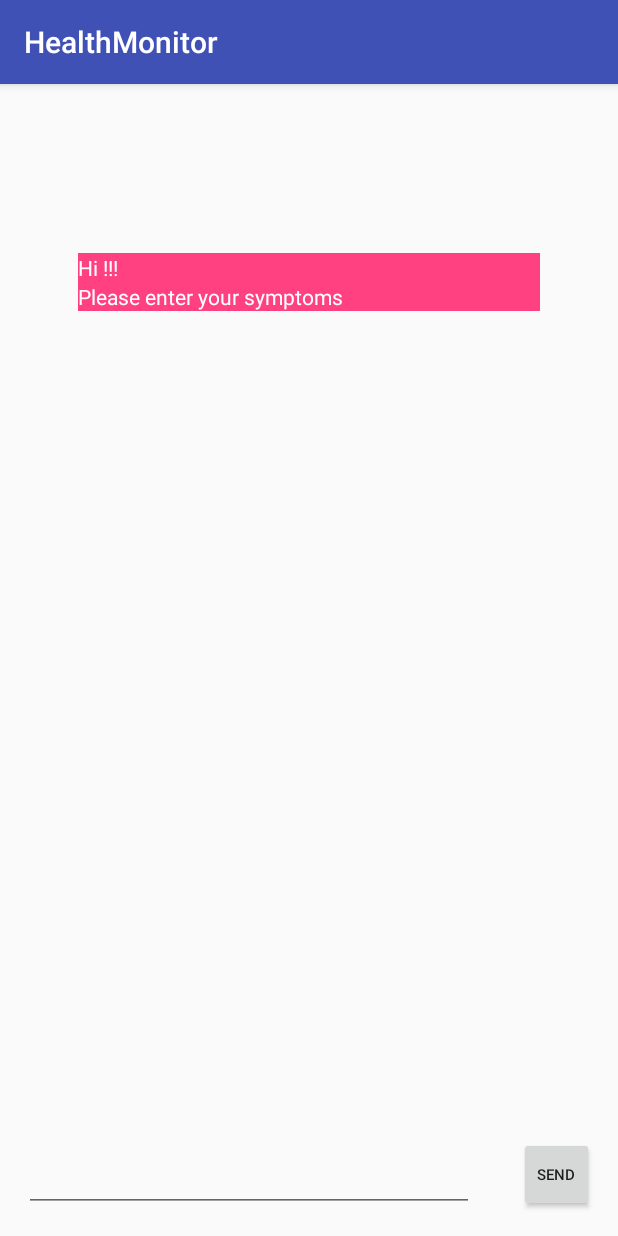
After one commit to Ruchir2908/Health_Monitor, an Android app: the ChatBotActivity screen opened directly, with no data from a screen before it, on a phone screen of 412 x 824 dp. The commit adds this screen. Run offline under Robolectric (Android 15) with nearby library versions, the phone set to English and light mode, and no system bars.

Commit message:
bot included

```diff
--- a/app/build.gradle
+++ b/app/build.gradle
@@ -30,6 +30,10 @@ dependencies {
     implementation 'com.google.android.gms:play-services-auth:16.0.1'
     implementation 'com.jjoe64:graphview:4.2.2'
 
+    implementation 'com.squareup.retrofit2:converter-gson:2.4.0'
+    implementation 'com.squareup.retrofit2:retrofit:2.4.0'
+    implementation 'com.android.support:recyclerview-v7:28.0.0'
+
     testImplementation 'junit:junit:4.12'
     androidTestImplementation 'com.android.support.test:runner:1.0.1'
     androidTestImplementation 'com.android.support.test.espresso:espresso-core:3.0.1'
--- a/app/src/main/AndroidManifest.xml
+++ b/app/src/main/AndroidManifest.xml
@@ -1,6 +1,8 @@
 <?xml version="1.0" encoding="utf-8"?>
 <manifest xmlns:android="http://schemas.android.com/apk/res/android"
     package="com.example.pksharma.healthmonitor">
+
+    <uses-permission android:name="android.permission.INTERNET"/>
 
     <application
         android:allowBackup="true"
@@ -20,6 +22,9 @@
             </intent-filter>
         </activity>
         <activity android:name=".showProgress"></activity>
+        <activity android:name=".ChatBotActivity"></activity>
+
+
     </application>
 
 </manifest>
--- /dev/null
+++ b/app/src/main/java/com/example/pksharma/healthmonitor/ApiClient.java
@@ -0,0 +1,31 @@
+package com.example.pksharma.healthmonitor;
+
+
+import retrofit2.Retrofit;
+import retrofit2.converter.gson.GsonConverterFactory;
+
+public class ApiClient {
+
+    private static Retrofit retrofit;
+    private static ChatbotService service;
+
+    public static Retrofit getRetrofit(){
+        if(retrofit==null){
+
+
+            Retrofit.Builder builder = new Retrofit.Builder()
+                    .baseUrl("https://api.infermedica.com/v2/")
+                    .addConverterFactory(GsonConverterFactory.create());
+            retrofit = builder.build();
+        }
+        return retrofit;
+    }
+
+    public static ChatbotService getService(){
+        if(service == null){
+            service = getRetrofit().create(ChatbotService.class);
+        }
+        return service;
+    }
+
+}
--- /dev/null
+++ b/app/src/main/java/com/example/pksharma/healthmonitor/ChatBotActivity.java
@@ -0,0 +1,230 @@
+package com.example.pksharma.healthmonitor;
+
+//import android.support.v7.app.AppCompatActivity;
+
+import android.annotation.SuppressLint;
+import android.os.Build;
+import android.support.annotation.RequiresApi;
+import android.support.v7.app.AppCompatActivity;
+import android.os.Bundle;
+import android.support.v7.widget.LinearLayoutManager;
+import android.support.v7.widget.RecyclerView;
+import android.util.Log;
+import android.view.View;
+import android.widget.Button;
+import android.widget.EditText;
+import android.widget.TextView;
+import android.widget.Toast;
+
+import java.util.ArrayList;
+import java.util.Collection;
+import java.util.Collections;
+import java.util.List;
+
+import okhttp3.RequestBody;
+import retrofit2.Call;
+import retrofit2.Callback;
+import retrofit2.Response;
+import retrofit2.Retrofit;
+
+
+public class ChatBotActivity extends AppCompatActivity{
+
+    RecyclerView messagesRecyclerView;
+    Button sendButton;
+    EditText typingEditText;
+    MessagesAdapter adapter;
+    Retrofit retrofit;
+    ChatbotService service;
+
+    ArrayList<String> messages = new ArrayList<>();
+    ArrayList<String> botMessages = new ArrayList<>();
+    ArrayList<String> userMessages = new ArrayList<>();
+    ArrayList<Mentions> mentions = new ArrayList<>();
+    ArrayList<String> conditionsMentionedId = new ArrayList<>();
+    ArrayList<Items> items = new ArrayList<>();
+    ArrayList<Conditions> conditions = new ArrayList<>();
+    ArrayList<Float> diseaseProbabilities = new ArrayList<>();
+
+    Diagnosis diagnosis = new Diagnosis();
+    Questions questions = new Questions();
+    Parse parsedData = new Parse();
+
+    String myMessage, commonNameDisease, nameDisease;
+    Boolean symptomEnterring = true, diagnos = false;
+    boolean questionsAsking = false;
+    int questionCounter = 5;
+    float probabilityDisease = (float)0.0;
+
+    @RequiresApi(api = Build.VERSION_CODES.JELLY_BEAN_MR1)
+    @Override
+    protected void onCreate(Bundle savedInstanceState) {
+        super.onCreate(savedInstanceState);
+        setContentView(R.layout.chatbot_layout);
+
+        messagesRecyclerView = findViewById(R.id.messagesRecyclerView);
+        sendButton = findViewById(R.id.sendButton);
+        typingEditText = findViewById(R.id.typingEditText);
+        sendButton = findViewById(R.id.sendButton);
+        adapter = new MessagesAdapter(messages,this);
+        messagesRecyclerView.setAdapter(adapter);
+        LinearLayoutManager manager = new LinearLayoutManager(this);
+        messagesRecyclerView.setLayoutManager(manager);
+
+        retrofit = ApiClient.getRetrofit();
+        service = ApiClient.getService();
+
+        messages.add("Hi !!!");
+        botMessages.add("Hi !!!");
+        messagesRecyclerView.setTextAlignment(View.TEXT_ALIGNMENT_VIEW_END);
+        adapter.notifyDataSetChanged();
+
+        messages.add("Please enter your symptoms");
+        botMessages.add("Please enter your symptoms");
+        messagesRecyclerView.setTextAlignment(View.TEXT_ALIGNMENT_VIEW_END);
+        adapter.notifyDataSetChanged();
+
+        sendButton.setOnClickListener(new View.OnClickListener() {
+            @Override
+            public void onClick(View view) {
+
+                myMessage = typingEditText.getText().toString();
+                Log.i("msg","r"+ myMessage);
+                messages.add(myMessage);
+                userMessages.add(myMessage);
+                adapter.notifyDataSetChanged();
+
+                if(myMessage.equals("No") || myMessage.equals("no") && symptomEnterring){
+                    Log.i("msg","1");
+                    symptomEnterring = false;
+                    questionsAsking = true;
+                    myMessage = "";
+                    messages.add("Ok!");
+                    botMessages.add("Ok!");
+                    adapter.notifyDataSetChanged();
+
+
+
+                    Diagnos(conditionsMentionedId);
+
+                }else if(symptomEnterring){
+                    Log.i("msg","2");
+                    String parseJson = "{ \"text\" : \"" + myMessage + "\"}";
+                    final RequestBody body = RequestBody.create(okhttp3.MediaType.parse("application/json; charset=utf-8"), parseJson);
+                    final Call<Parse> parseCall = service.postMessageForReply(body);
+                    parseCall.enqueue(new Callback<Parse>() {
+                        @Override
+                        public void onResponse(Call<Parse> call, Response<Parse> response) {
+                            if(response.body()!=null){
+                                parsedData = response.body();
+                                messages.add(parsedData.mentions.get(0).commonName + " noted. Anything else ?");
+                                Log.i("Parse",parsedData.mentions.get(0).commonName);
+                                botMessages.add(parsedData.mentions.get(0).commonName + " noted. Anything else ?");
+                                adapter.notifyDataSetChanged();
+
+                                mentions.addAll(parsedData.mentions);
+                                for(int i=0;i<mentions.size();i++){
+                                    conditionsMentionedId.add(mentions.get(i).id);
+                                }
+
+                            }else{
+                                messages.add("Smjh ni aya");
+                                botMessages.add("Smjh ni aya");
+                                adapter.notifyDataSetChanged();
+                            }
+                        }
+
+                        @Override
+                        public void onFailure(Call<Parse> call, Throwable t) {
+                            Toast.makeText(ChatBotActivity.this, "Parse Error", Toast.LENGTH_SHORT).show();
+                        }
+                    });
+                }else{
+                    Log.i("msg","3"+items.size());
+
+                    for(int i=0;i<items.size();i++){
+                        if(myMessage.equalsIgnoreCase(items.get(i).name)){
+                            conditionsMentionedId.add(items.get(i).id);
+                            Mentions mention = new Mentions();
+                            mention.id = items.get(i).id;
+                            mention.choiceId = "present";
+                            mentions.add(mention);
+                            Log.i("New",conditionsMentionedId.get(conditionsMentionedId.size()-1));
+                        }
+                    }
+                    for(int i=0;i<conditionsMentionedId.size();i++) {
+                        Log.i("CMID", i+" "+conditionsMentionedId.get(i));
+                    }
+                    Diagnos(conditionsMentionedId);
+                }
+            }
+        });
+    }
+
+    public void Diagnos(ArrayList<String> conditionsMentionedId){
+
+        if(questionCounter>0){
+
+            StringBuilder builder = new StringBuilder();
+            for(int i=0;i<mentions.size();i++){
+                Log.i("IDS", mentions.get(i).id + " " + mentions.get(i).commonName);
+                builder.append(mentions.get(i).id + " ");
+            }
+            messages.add(builder.toString());
+            adapter.notifyDataSetChanged();
+
+            StringBuilder diagnosisJson = new StringBuilder();
+            diagnosisJson.append("{  \"sex\": \"male\",  \"age\": 30,  \"evidence\": [");
+            for(int i=0;i<mentions.size();i++){
+                diagnosisJson.append("{ \"id\" : \""+mentions.get(i).id+"\", \"choice_id\" : \"present\" } ");
+                if(i!=mentions.size()-1){
+                    diagnosisJson.append(",");
+                }
+            }
+            diagnosisJson.append("]}");
+            Log.i("JSON", diagnosisJson.toString());
+
+            final RequestBody diagnosisBody = RequestBody.create(okhttp3.MediaType.parse("application/json; charset=utf-8"),diagnosisJson.toString());
+            Call<Diagnosis> diagnosisCall = service.postDiagnosis(diagnosisBody);
+            diagnosisCall.enqueue(new Callback<Diagnosis>() {
+                @Override
+                public void onResponse(Call<Diagnosis> call, Response<Diagnosis> response) {
+                    if(response.body()!=null){
+                        diagnosis = response.body();
+                        messages.add(diagnosis.question.text);
+                        questionCounter-=1;
+                        conditions.addAll(diagnosis.conditions);
+                        botMessages.add(diagnosis.question.text);
+                        items.clear();
+                        items.addAll(diagnosis.question.items);
+                        StringBuilder options = new StringBuilder();
+                        for(int i=0;i<items.size();i++){
+                            options.append((i+1) + items.get(i).name);
+                        }
+                        messages.add(options.toString());
+                        botMessages.add(options.toString());
+                        adapter.notifyDataSetChanged();
+                    }
+                }
+                @Override
+                public void onFailure(Call<Diagnosis> call, Throwable t) {
+
+                }
+            });
+
+        }else{
+            for(int i=0;i<conditions.size();i++){
+                if(conditions.get(i).probability>probabilityDisease){
+                    probabilityDisease = conditions.get(i).probability;
+                    commonNameDisease = conditions.get(i).commonName;
+                    nameDisease = conditions.get(i).name;
+                }
+            }
+            messages.add(commonNameDisease + " " + nameDisease + " " + probabilityDisease);
+            botMessages.add(commonNameDisease + " " + nameDisease + " " + probabilityDisease);
+        }
+
+
+    }
+
+}
--- /dev/null
+++ b/app/src/main/java/com/example/pksharma/healthmonitor/ChatbotService.java
@@ -0,0 +1,33 @@
+package com.example.pksharma.healthmonitor;
+
+
+import java.util.ArrayList;
+
+import okhttp3.RequestBody;
+import retrofit2.Call;
+import retrofit2.http.Body;
+import retrofit2.http.GET;
+import retrofit2.http.Header;
+import retrofit2.http.Headers;
+import retrofit2.http.POST;
+import retrofit2.http.Path;
+
+public interface ChatbotService {
+
+    @Headers({"App-id: 5be77a36", "App-Key: 76e24b650eee585d24913756cfa58f32"})
+    @GET("conditions")
+    Call<ArrayList<Conditions>> getConditions();
+
+    @Headers({"App-id: 5be77a36", "App-Key: 76e24b650eee585d24913756cfa58f32"})
+    @GET("conditions/{id}")
+    Call<Conditions> getCondition(@Path("id") String id);
+
+    @Headers({"App-id: 5be77a36", "App-Key: 76e24b650eee585d24913756cfa58f32"})
+    @POST("parse")
+    Call<Parse> postMessageForReply(@Body RequestBody body);
+
+    @Headers({"App-id: 5be77a36", "App-Key: 76e24b650eee585d24913756cfa58f32"})
+    @POST("diagnosis")
+    Call<Diagnosis> postDiagnosis(@Body RequestBody body);
+
+}
--- /dev/null
+++ b/app/src/main/java/com/example/pksharma/healthmonitor/Diagnosis.java
@@ -0,0 +1,16 @@
+package com.example.pksharma.healthmonitor;
+
+
+import com.google.gson.annotations.SerializedName;
+
+import java.util.ArrayList;
+
+public class Diagnosis {
+
+    Questions question;
+    ArrayList<Conditions> conditions = new ArrayList<>();
+    Extras extras;
+    @SerializedName("should_stop")
+    String shouldStop;
+
+}
--- /dev/null
+++ b/app/src/main/java/com/example/pksharma/healthmonitor/MessagesAdapter.java
@@ -0,0 +1,40 @@
+package com.example.pksharma.healthmonitor;
+
+import android.content.Context;
+import android.support.annotation.NonNull;
+import android.support.v7.widget.RecyclerView;
+import android.view.LayoutInflater;
+import android.view.View;
+import android.view.ViewGroup;
+
+import java.util.ArrayList;
+
+public class MessagesAdapter extends RecyclerView.Adapter<MessagesViewHolder> {
+
+    ArrayList<String> messages;
+    Context context;
+
+    public MessagesAdapter(ArrayList<String> messages, Context context) {
+        this.messages = messages;
+        this.context = context;
+    }
+
+    @NonNull
+    @Override
+    public MessagesViewHolder onCreateViewHolder(@NonNull ViewGroup viewGroup, int i) {
+        LayoutInflater inflater = (LayoutInflater)context.getSystemService(Context.LAYOUT_INFLATER_SERVICE);
+        View botRowLayout = inflater.inflate(R.layout.bot_row_layout,viewGroup,false);
+       // View userRowLayout = inflater.inflate(R.layout.user_chat_layout,viewGroup,false);
+        return new MessagesViewHolder(botRowLayout);
+    }
+
+    @Override
+    public void onBindViewHolder(@NonNull MessagesViewHolder messagesViewHolder, int i) {
+        messagesViewHolder.textView.setText(messages.get(i));
+    }
+
+    @Override
+    public int getItemCount() {
+        return messages.size();
+    }
+}
--- /dev/null
+++ b/app/src/main/java/com/example/pksharma/healthmonitor/MessagesViewHolder.java
@@ -0,0 +1,18 @@
+package com.example.pksharma.healthmonitor;
+
+import android.support.annotation.NonNull;
+import android.support.v7.widget.RecyclerView;
+import android.view.View;
+import android.widget.TextView;
+
+public class MessagesViewHolder extends RecyclerView.ViewHolder {
+
+    TextView textView;
+
+    public MessagesViewHolder(@NonNull View itemView) {
+        super(itemView);
+
+        textView = itemView.findViewById(R.id.textView);
+    }
+
+}
--- /dev/null
+++ b/app/src/main/java/com/example/pksharma/healthmonitor/Parse.java
@@ -0,0 +1,28 @@
+package com.example.pksharma.healthmonitor;
+
+
+import com.google.gson.annotations.SerializedName;
+
+import java.util.ArrayList;
+
+public class Parse {
+
+    ArrayList<Mentions> mentions;
+    ArrayList<String> tokens;
+    String obvious;
+
+}
+
+class Mentions{
+
+    String id;
+    String name;
+    @SerializedName("common_name")
+    String commonName;
+    String orth;
+    @SerializedName("choice_id")
+    String choiceId;
+    @SerializedName("head_position")
+    int headPosition;
+
+}
--- /dev/null
+++ b/app/src/main/java/com/example/pksharma/healthmonitor/Questions.java
@@ -0,0 +1,30 @@
+package com.example.pksharma.healthmonitor;
+
+import com.google.gson.annotations.SerializedName;
+
+import java.util.ArrayList;
+
+public class Questions {
+
+    String type;
+    String text;
+    @SerializedName("items")
+    ArrayList<Items> items = new ArrayList<>();
+    Extras extras;
+
+}
+
+class Items {
+
+    String id;
+    String name;
+    ArrayList<Choices> choices = new ArrayList<>();
+
+}
+
+class Choices {
+
+    String id;
+    String label;
+
+}
--- /dev/null
+++ b/app/src/main/res/layout/bot_row_layout.xml
@@ -0,0 +1,17 @@
+<?xml version="1.0" encoding="utf-8"?>
+<LinearLayout xmlns:android="http://schemas.android.com/apk/res/android"
+    android:orientation="vertical" android:layout_width="match_parent"
+    android:layout_height="wrap_content">
+
+    <TextView
+        android:id="@+id/textView"
+        android:layout_marginEnd="30dp"
+        android:layout_marginLeft="30dp"
+        android:layout_marginRight="30dp"
+        android:layout_marginStart="30dp"
+        android:background="@color/colorAccent"
+        android:textColor="@android:color/white"
+        android:layout_width="match_parent"
+        android:layout_height="wrap_content" />
+
+</LinearLayout>
--- /dev/null
+++ b/app/src/main/res/layout/chatbot_layout.xml
@@ -0,0 +1,49 @@
+<?xml version="1.0" encoding="utf-8"?>
+<android.support.constraint.ConstraintLayout
+    xmlns:app="http://schemas.android.com/apk/res-auto"
+    xmlns:tools="http://schemas.android.com/tools"
+    xmlns:android="http://schemas.android.com/apk/res/android" android:layout_width="match_parent"
+    android:layout_height="match_parent">
+
+
+
+    <android.support.v7.widget.RecyclerView
+        android:id="@+id/messagesRecyclerView"
+        android:layout_width="368dp"
+        android:layout_height="485dp"
+        android:layout_marginBottom="8dp"
+        android:layout_marginEnd="16dp"
+        android:layout_marginLeft="16dp"
+        android:layout_marginRight="16dp"
+        android:layout_marginStart="16dp"
+        android:layout_marginTop="16dp"
+        app:layout_constraintBottom_toTopOf="@+id/typingEditText"
+        app:layout_constraintEnd_toEndOf="parent"
+        app:layout_constraintStart_toStartOf="parent"
+        app:layout_constraintTop_toTopOf="parent" />
+
+    <EditText
+        android:id="@+id/typingEditText"
+        android:layout_width="300dp"
+        android:layout_height="50dp"
+        android:layout_marginBottom="16dp"
+        android:layout_marginLeft="16dp"
+        android:layout_marginStart="16dp"
+        android:ems="10"
+        android:inputType="text"
+        app:layout_constraintBottom_toBottomOf="parent"
+        app:layout_constraintStart_toStartOf="parent" />
+
+    <Button
+        android:id="@+id/sendButton"
+        android:layout_width="50dp"
+        android:layout_height="50dp"
+        android:layout_marginBottom="16dp"
+        android:layout_marginEnd="16dp"
+        android:layout_marginRight="16dp"
+        android:text="SEND"
+        android:textSize="10dp"
+        app:layout_constraintBottom_toBottomOf="parent"
+        app:layout_constraintEnd_toEndOf="parent" />
+
+</android.support.constraint.ConstraintLayout>
```
Also changed, not shown: app/src/main/java/com/example/pksharma/healthmonitor/Conditions.java (added, +31 -0 lines), app/src/main/java/com/example/pksharma/healthmonitor/MainActivity.java (+9 -0 lines).
